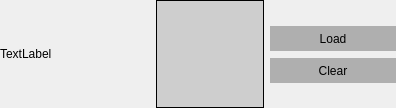
Before: the Qt Designer form src/widgets/texturepicker.ui in jahshaka/Studio, drawn with Qt 5.
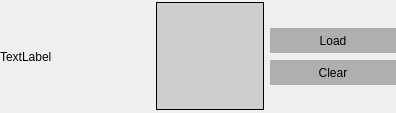
After: the same form once the commit is applied.

Diff of the .ui file:
```diff
--- a/src/widgets/texturepicker.ui
+++ b/src/widgets/texturepicker.ui
@@ -114,7 +114,7 @@
      <item>
       <widget class="QLabel" name="imagename">
        <property name="sizePolicy">
-        <sizepolicy hsizetype="Preferred" vsizetype="Preferred">
+        <sizepolicy hsizetype="Preferred" vsizetype="Fixed">
          <horstretch>0</horstretch>
          <verstretch>0</verstretch>
         </sizepolicy>
@@ -122,7 +122,7 @@
        <property name="minimumSize">
         <size>
          <width>0</width>
-         <height>0</height>
+         <height>21</height>
         </size>
        </property>
        <property name="maximumSize">
@@ -226,10 +226,16 @@
      </item>
      <item>
       <widget class="QLabel" name="dimensions">
+       <property name="sizePolicy">
+        <sizepolicy hsizetype="Preferred" vsizetype="Fixed">
+         <horstretch>0</horstretch>
+         <verstretch>0</verstretch>
+        </sizepolicy>
+       </property>
        <property name="minimumSize">
         <size>
          <width>0</width>
-         <height>0</height>
+         <height>21</height>
         </size>
        </property>
        <property name="text">
```
